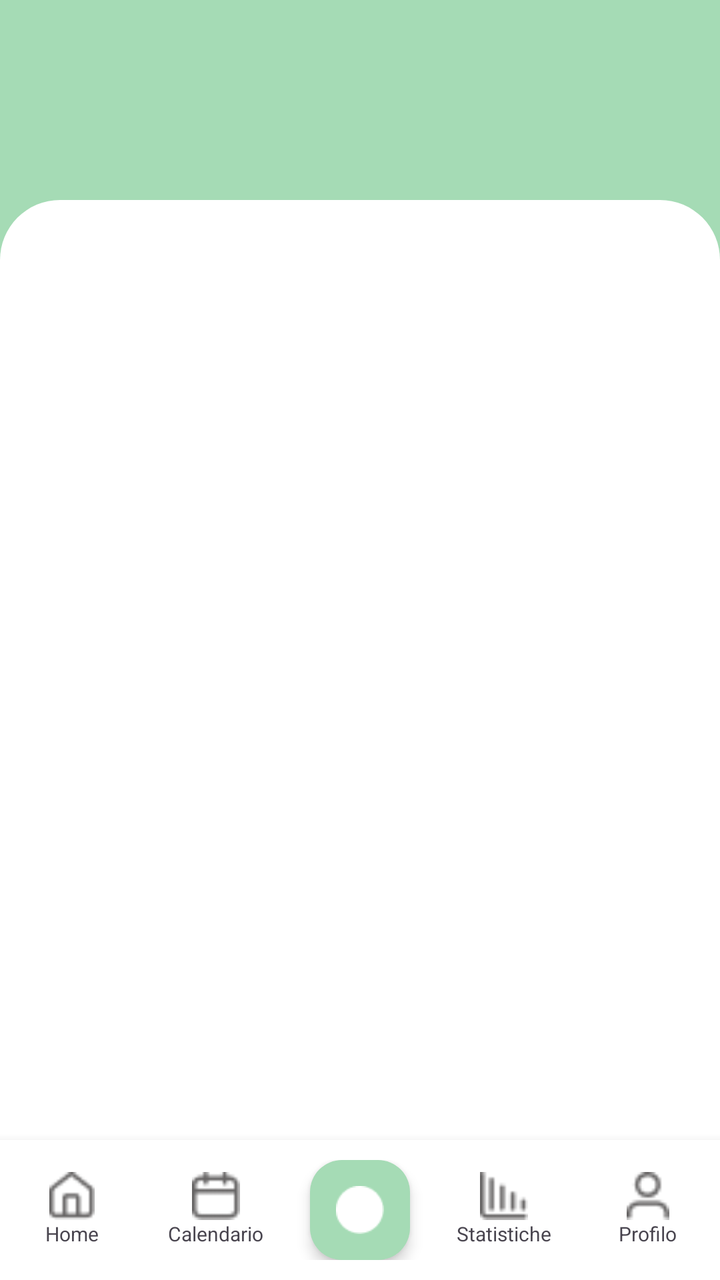
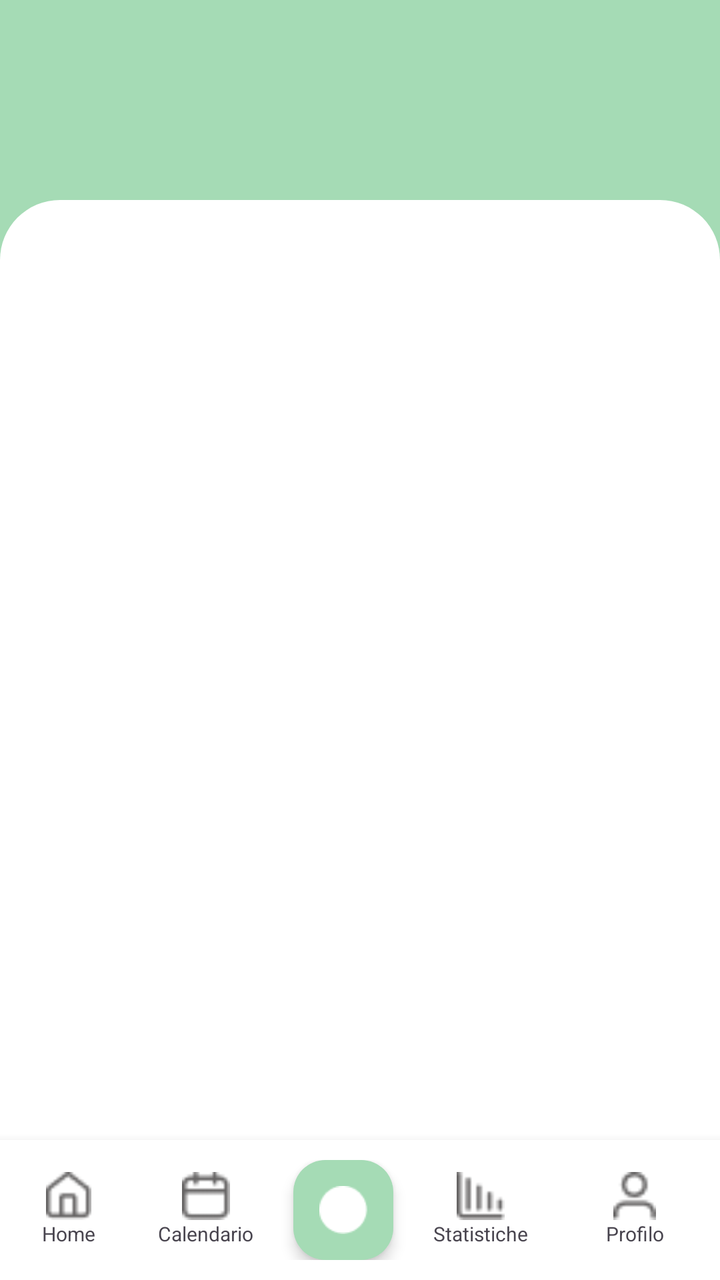

An Android layout rendered at two revisions. The XML below is the earlier revision; the diff shows what the commit changed to produce the second picture.
<!-- AndroidManifest.xml: another module's application theme Theme.Moodmate -->
<!-- res/layout/activity_home.xml -->
<?xml version="1.0" encoding="utf-8"?>
<androidx.constraintlayout.widget.ConstraintLayout xmlns:android="http://schemas.android.com/apk/res/android"
    xmlns:app="http://schemas.android.com/apk/res-auto"
    xmlns:tools="http://schemas.android.com/tools"
    android:layout_width="match_parent"
    android:layout_height="match_parent"
    tools:context="com.corsolp.ui.home.HomeActivity">

    <RelativeLayout
        android:layout_width="0dp"
        android:layout_height="0dp"
        android:background="@color/button_login_green"
        app:layout_constraintBottom_toBottomOf="parent"
        app:layout_constraintEnd_toEndOf="parent"
        app:layout_constraintStart_toStartOf="parent"
        app:layout_constraintTop_toTopOf="parent">

        
        <View
            android:layout_width="match_parent"
            android:layout_height="match_parent"
            android:layout_marginTop="100dp"
            android:layout_marginBottom="70dp"
            android:background="@drawable/home_content_background" />

        
        <LinearLayout
            android:id="@+id/bottomNavigation"
            android:layout_width="match_parent"
            android:layout_height="70dp"
            android:layout_alignParentBottom="true"
            android:background="#FFFFFF"
            android:elevation="8dp"
            android:gravity="center"
            android:baselineAligned="false"
            android:orientation="horizontal">

            
            <LinearLayout
                android:layout_width="0dp"
                android:layout_height="wrap_content"
                android:layout_weight="1"
                android:gravity="center"
                android:orientation="vertical">
                <ImageView
                    android:layout_width="24dp"
                    android:layout_height="24dp"
                    android:src="@drawable/home"
                    android:contentDescription="Home" />
                <TextView
                    android:layout_width="wrap_content"
                    android:layout_height="wrap_content"
                    android:text="Home"
                    android:textSize="10sp" />
            </LinearLayout>

            
            <LinearLayout
                android:layout_width="0dp"
                android:layout_height="wrap_content"
                android:layout_weight="1"
                android:gravity="center"
                android:orientation="vertical">
                <ImageView
                    android:layout_width="24dp"
                    android:layout_height="24dp"
                    android:src="@drawable/calendar"
                    android:contentDescription="Calendario" />
                <TextView
                    android:layout_width="wrap_content"
                    android:layout_height="wrap_content"
                    android:text="Calendario"
                    android:textSize="10sp" />
            </LinearLayout>

            
            <FrameLayout
                android:layout_width="0dp"
                android:layout_height="wrap_content"
                android:layout_weight="1">
                <com.google.android.material.floatingactionbutton.FloatingActionButton
                    android:layout_width="wrap_content"
                    android:layout_height="wrap_content"
                    android:layout_gravity="center"
                    android:src="@drawable/plus"
                    android:contentDescription="Aggiungi nuovo"
                    app:backgroundTint="@color/button_login_green"
                    app:tint="@color/white"
                    app:borderWidth="0dp"
                    app:elevation="4dp"
                    app:fabCustomSize="50dp" />
            </FrameLayout>

            
            <LinearLayout
                android:layout_width="0dp"
                android:layout_height="wrap_content"
                android:layout_weight="1"
                android:gravity="center"
                android:orientation="vertical">
                <ImageView
                    android:layout_width="24dp"
                    android:layout_height="24dp"
                    android:src="@drawable/graph"
                    android:contentDescription="Statistiche" />
                <TextView
                    android:layout_width="wrap_content"
                    android:layout_height="wrap_content"
                    android:text="Statistiche"
                    android:textSize="10sp" />
            </LinearLayout>

            
            <LinearLayout
                android:layout_width="0dp"
                android:layout_height="wrap_content"
                android:layout_weight="1"
                android:gravity="center"
                android:orientation="vertical">
                <ImageView
                    android:layout_width="24dp"
                    android:layout_height="24dp"
                    android:src="@drawable/user"
                    android:contentDescription="Profilo" />
                <TextView
                    android:layout_width="wrap_content"
                    android:layout_height="wrap_content"
                    android:text="Profilo"
                    android:textSize="10sp" />
            </LinearLayout>
        </LinearLayout>
    </RelativeLayout>
</androidx.constraintlayout.widget.ConstraintLayout>
<!-- resources referenced by this layout -->
<resources>
  <color name="button_login_green">#A5DBB5</color>
  <color name="white">#FFFFFFFF</color>
  <!-- drawable calendar: png bitmap (drawable, 455 bytes) -->
  <!-- drawable graph: png bitmap (drawable, 365 bytes) -->
  <!-- drawable home: png bitmap (drawable, 514 bytes) -->
  <!-- drawable home_content_background (drawable) -->
  <?xml version="1.0" encoding="utf-8"?>
  <shape xmlns:android="http://schemas.android.com/apk/res/android">
      <solid android:color="#FFFFFF" />
      <corners
          android:topLeftRadius="30dp"
          android:topRightRadius="30dp" />
  </shape>
  <!-- drawable plus: png bitmap (drawable, 905 bytes) -->
  <!-- drawable user: png bitmap (drawable, 519 bytes) -->
  <style name="Theme.Moodmate" parent="Base.Theme.Moodmate" />
  <style name="Base.Theme.Moodmate" parent="Theme.Material3.DayNight.NoActionBar">
          
          
      </style>
</resources>

<!-- the commit's change to res/layout/activity_home.xml (unified diff, before → after) -->
@@ -112,9 +112,13 @@
 
             
             <LinearLayout
+                android:id="@+id/nav_profilo"
                 android:layout_width="0dp"
                 android:layout_height="wrap_content"
                 android:layout_weight="1"
+                android:layout_gravity="center_vertical"
+                android:layout_margin="8dp"
+                android:padding="8dp"
                 android:gravity="center"
                 android:orientation="vertical">
                 <ImageView
